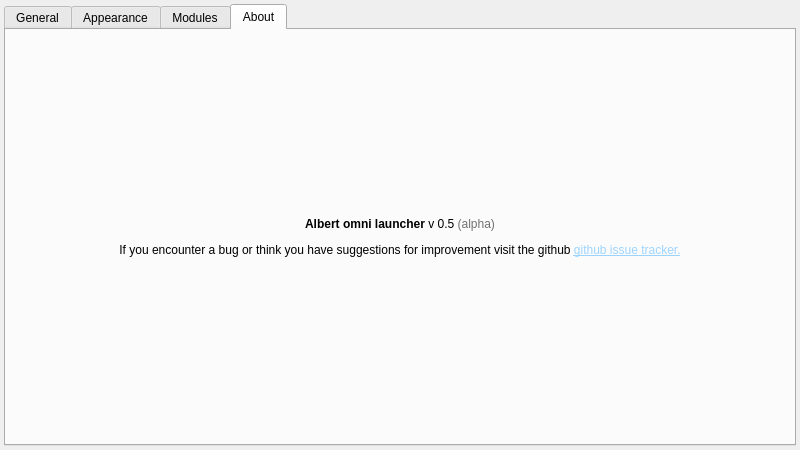
Before: the Qt Designer form src/ui/settingsdialog.ui in albertlauncher/albert, drawn with Qt 5.
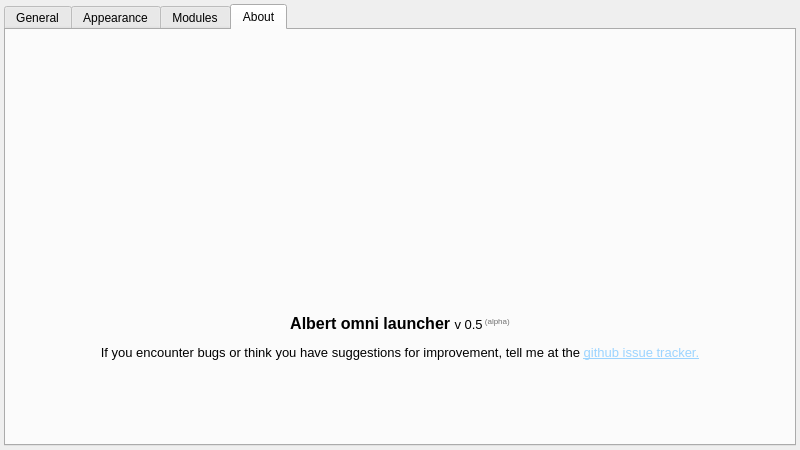
After: the same form once the commit is applied. Icons and pictures are not drawn.

Diff of the .ui file:
```diff
--- a/src/ui/settingsdialog.ui
+++ b/src/ui/settingsdialog.ui
@@ -1,7 +1,7 @@
 <?xml version="1.0" encoding="UTF-8"?>
 <ui version="4.0">
  <class>SettingsDialog</class>
- <widget class="QDialog" name="SettingsDialog">
+ <widget class="QWidget" name="SettingsDialog">
   <property name="geometry">
    <rect>
     <x>0</x>
@@ -194,13 +194,28 @@
        <string>About</string>
       </attribute>
       <layout class="QVBoxLayout" name="verticalLayout_2">
+       <item>
+        <widget class="QLabel" name="label_4">
+         <property name="pixmap">
+          <pixmap>../resources/icon.svg</pixmap>
+         </property>
+         <property name="scaledContents">
+          <bool>false</bool>
+         </property>
+         <property name="alignment">
+          <set>Qt::AlignCenter</set>
+         </property>
+        </widget>
+       </item>
        <item>
         <widget class="QLabel" name="label">
          <property name="text">
-          <string>&lt;html&gt;&lt;head/&gt;&lt;body&gt;&lt;p&gt;&lt;span style=&quot; font-weight:600;&quot;&gt;Albert omni launcher&lt;/span&gt; v 0.5 &lt;span style=&quot; color:#717171;&quot;&gt;(alpha)&lt;/span&gt;&lt;/p&gt;&lt;p&gt;If you encounter a bug or think you have suggestions for improvement visit the github &lt;a href=&quot;https://github.com/ManuelSchneid3r/albert/issues&quot;&gt;&lt;span style=&quot; text-decoration: underline; color:#9cd4ff;&quot;&gt;github issue tracker.&lt;/span&gt;&lt;/a&gt;&lt;/p&gt;&lt;/body&gt;&lt;/html&gt;</string>
-         </property>
-         <property name="alignment">
-          <set>Qt::AlignCenter</set>
+          <string>&lt;!DOCTYPE HTML PUBLIC &quot;-//W3C//DTD HTML 4.0//EN&quot; &quot;http://www.w3.org/TR/REC-html40/strict.dtd&quot;&gt;
+&lt;html&gt;&lt;head&gt;&lt;meta name=&quot;qrichtext&quot; content=&quot;1&quot; /&gt;&lt;style type=&quot;text/css&quot;&gt;
+p, li { white-space: pre-wrap; }
+&lt;/style&gt;&lt;/head&gt;&lt;body style=&quot; font-family:'Droid Sans'; font-size:10pt; font-weight:400; font-style:normal;&quot;&gt;
+&lt;p align=&quot;center&quot; style=&quot; margin-top:12px; margin-bottom:12px; margin-left:0px; margin-right:0px; -qt-block-indent:0; text-indent:0px;&quot;&gt;&lt;span style=&quot; font-size:12pt; font-weight:600;&quot;&gt;Albert omni launcher &lt;/span&gt;v 0.5&lt;span style=&quot; color:#717171; vertical-align:super;&quot;&gt; (alpha)&lt;/span&gt;&lt;/p&gt;
+&lt;p align=&quot;center&quot; style=&quot; margin-top:12px; margin-bottom:12px; margin-left:0px; margin-right:0px; -qt-block-indent:0; text-indent:0px;&quot;&gt;If you encounter bugs or think you have suggestions for improvement, tell me at the &lt;a href=&quot;https://github.com/ManuelSchneid3r/albert/issues&quot;&gt;&lt;span style=&quot; text-decoration: underline; color:#9cd4ff;&quot;&gt;github issue tracker.&lt;/span&gt;&lt;/a&gt;&lt;/p&gt;&lt;/body&gt;&lt;/html&gt;</string>
          </property>
         </widget>
        </item>
```
